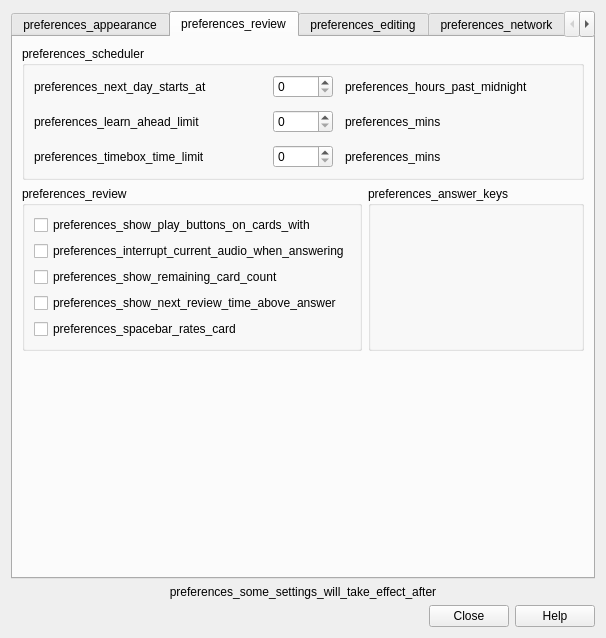
Old version of the form qt/aqt/forms/preferences.ui in the repository ankitects/anki.
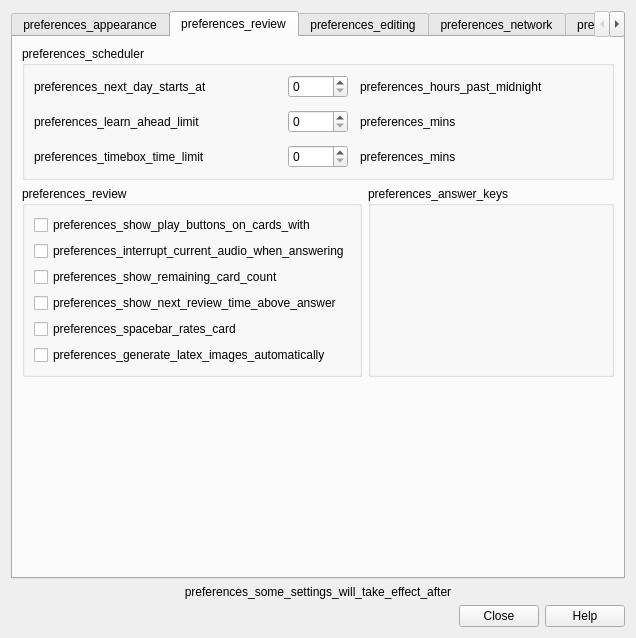
New version of the form. The open tabs and pages were chosen to show the change.

Commit message:
Add a preference to toggle LaTeX generation (#3218)
* Add a preference to toggle LaTeX generation

* Fix test

* Remove LaTeX security restrictions

* Show existing LaTeX images regardless of preference

* Lift config check out of loop (dae)

* Shift option to review settings; display warning when disabled (dae)

The edit to the form file:
```diff
--- a/qt/aqt/forms/preferences.ui
+++ b/qt/aqt/forms/preferences.ui
@@ -6,7 +6,7 @@
    <rect>
     <x>0</x>
     <y>0</y>
-    <width>606</width>
+    <width>636</width>
     <height>638</height>
    </rect>
   </property>
@@ -413,6 +413,19 @@
               </property>
              </widget>
             </item>
+            <item>
+             <widget class="QCheckBox" name="render_latex">
+              <property name="sizePolicy">
+               <sizepolicy hsizetype="Fixed" vsizetype="Fixed">
+                <horstretch>0</horstretch>
+                <verstretch>0</verstretch>
+               </sizepolicy>
+              </property>
+              <property name="text">
+               <string>preferences_generate_latex_images_automatically</string>
+              </property>
+             </widget>
+            </item>
            </layout>
           </widget>
          </item>
```
Left out of the diff: 3 changed lines with no effect on the pictures. The commit also changes 8 other files.
